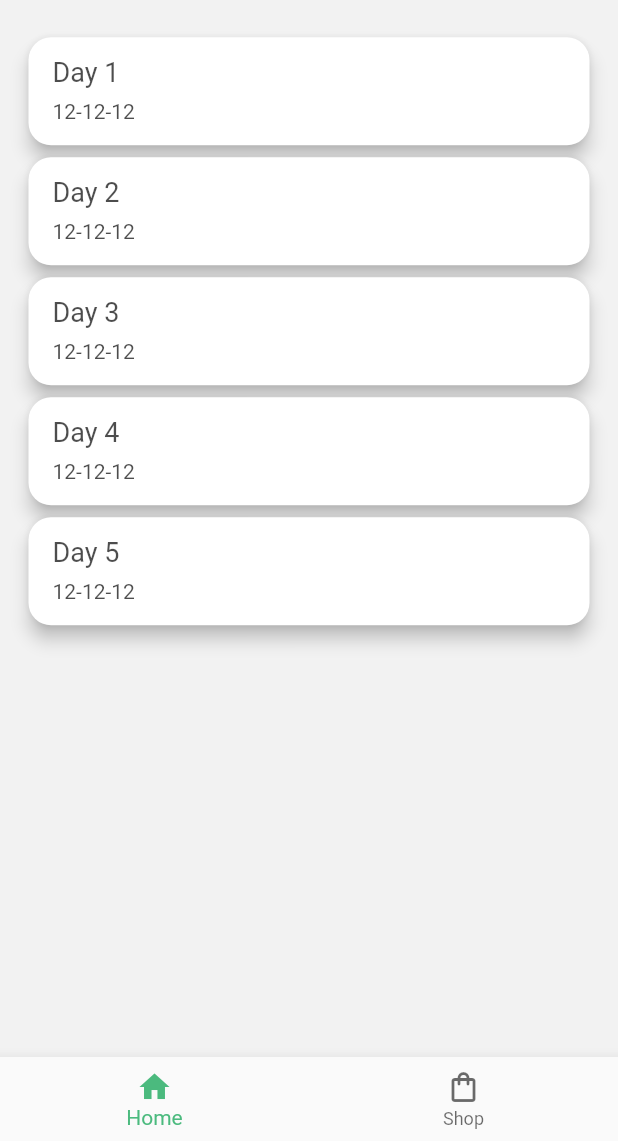
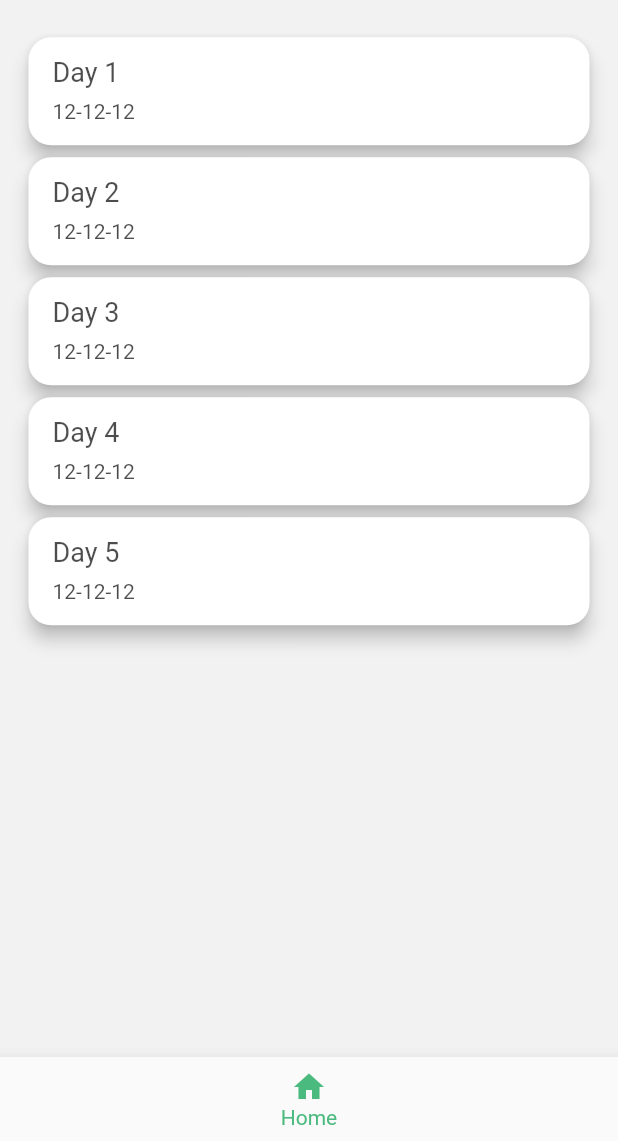
Before and after one commit to jahid-facts/tracking, a Flutter app: the HomeScreen screen opened by its route, on a phone screen of 412 x 824 dp, the part 95-1236 px from its top. Run offline on Flutter 3.47's test engine with Material 2 defaults, Android fonts, the phone set to English and light mode, and no system bars; our stand-ins replace bloc, device_info_plus, equatable, flutter_bloc, location.

Commit message:
From Ataullah

```diff
--- a/lib/pages/home_screen.dart
+++ b/lib/pages/home_screen.dart
@@ -30,10 +30,10 @@ class _HomeScreenState extends State<HomeScreen> {
             icon: Icon(Icons.home),
             label: 'Home',
           ),
-          BottomNavigationBarItem(
-            icon: Icon(Icons.shopping_bag_outlined),
-            label: 'Shop',
-          ),
+          // BottomNavigationBarItem(
+          //   icon: Icon(Icons.shopping_bag_outlined),
+          //   label: 'Shop',
+          // ),
         ],
         currentIndex: selectedIndex,
         onTap: (int index) => setState(() {
```
